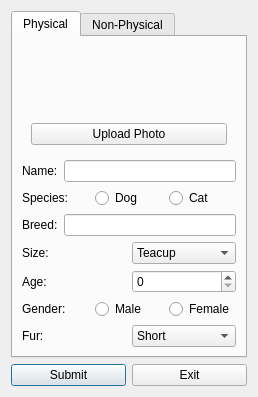
ashleefoureyes/quackjaws, file deliverable2-code/d2-source/addanimal.ui: the form before one commit.
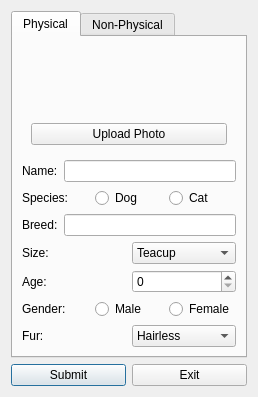
The form after the commit. The open tabs and pages were chosen to show the change.

```diff
--- a/deliverable2-code/d2-source/addanimal.ui
+++ b/deliverable2-code/d2-source/addanimal.ui
@@ -210,6 +210,11 @@
            </item>
            <item>
             <widget class="QComboBox" name="cbFur">
+             <item>
+              <property name="text">
+               <string>Hairless</string>
+              </property>
+             </item>
              <item>
               <property name="text">
                <string>Short</string>
```
Left out of the diff: 25 changed lines with no effect on the pictures.
